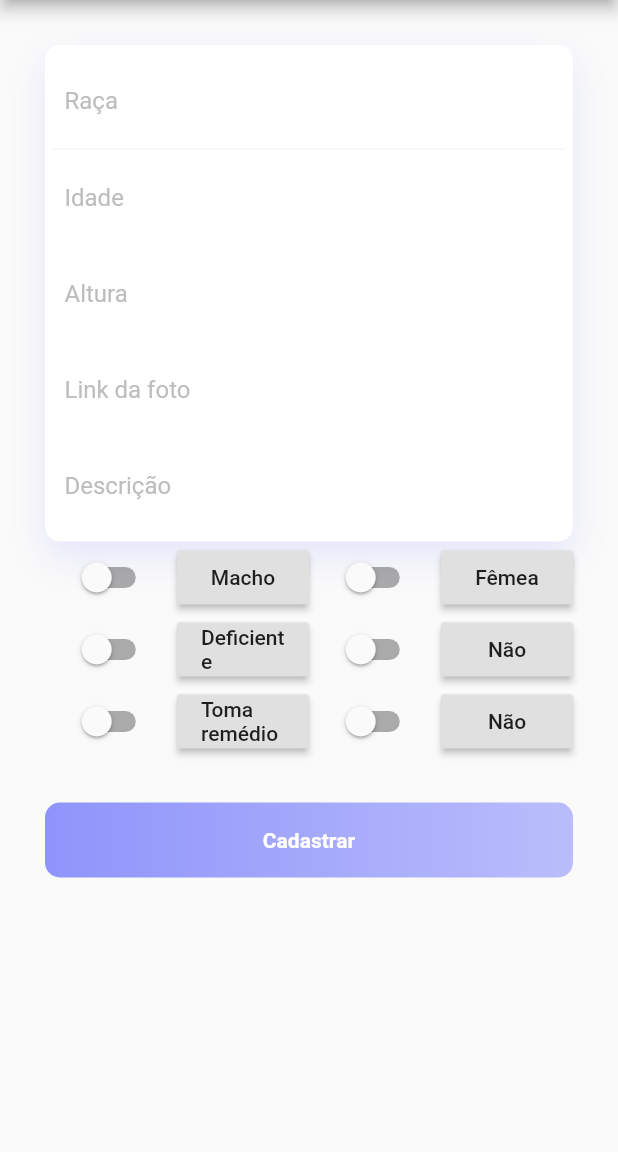
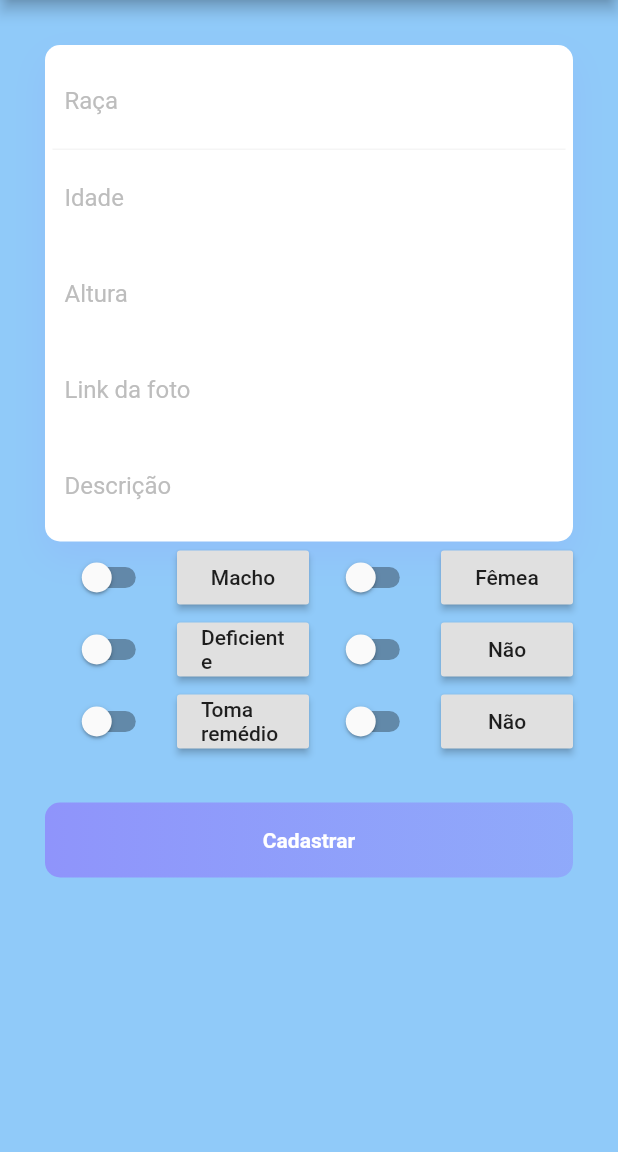
Before and after one commit to galdinogabriel/DogFamily, a Flutter app: the TelaAnunciarCao screen opened by its route, on a phone screen of 412 x 824 dp, the part 84-1236 px from its top. Run offline on Flutter 3.47's test engine with Material 2 defaults, Android fonts, the phone set to English and light mode, and no system bars; network calls fail.

```diff
--- a/lib/screens/tela_cadastrar_cao.dart
+++ b/lib/screens/tela_cadastrar_cao.dart
@@ -15,7 +15,7 @@ class TelaAnunciarCao extends StatelessWidget {
 
     return Scaffold(
 
-       // backgroundColor: Colors.blue.shade200,
+       backgroundColor: Colors.blue.shade200,
 
       drawer: CustomDrawerWidget(),
       appBar: AppBar(
```
